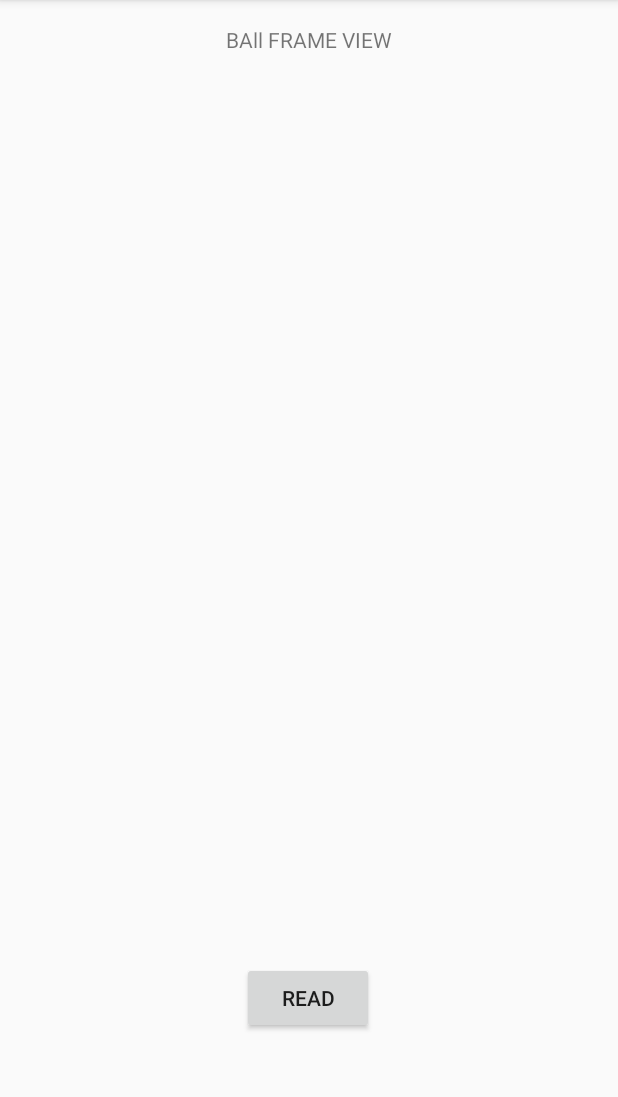
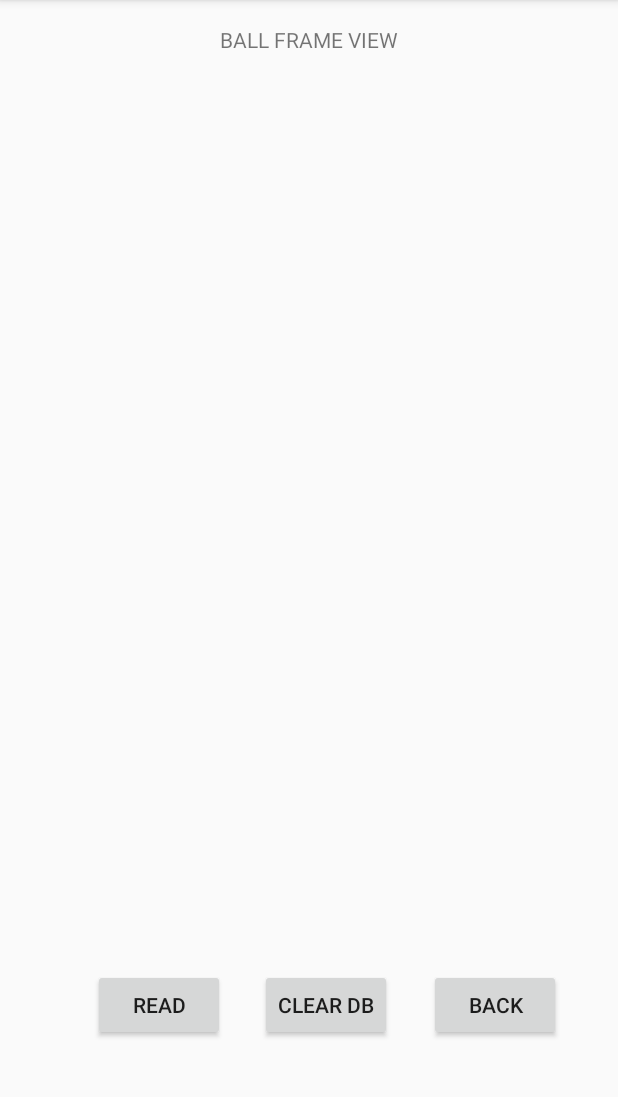
Before and after one commit to varounhanooman/CricketScoringApp, an Android app: the BallFrameViewActivity screen opened directly, with no data from a screen before it, after a tap on "READ", on a phone screen of 412 x 824 dp, the part 84-1181 px from its top. Run offline under Robolectric (Android 15) with nearby library versions, the phone set to English and light mode, and no system bars.

```diff
--- a/app/src/main/java/com/example/cricket/BallFrameViewActivity.kt
+++ b/app/src/main/java/com/example/cricket/BallFrameViewActivity.kt
@@ -1,5 +1,6 @@
 package com.example.cricket
 
+import android.content.Intent
 import androidx.appcompat.app.AppCompatActivity
 import android.os.Bundle
 import android.util.Log
@@ -12,6 +13,8 @@ class BallFrameViewActivity : AppCompatActivity() {
 
         val tvResult = findViewById<TextView>(R.id.tvResult)
         val btnRead = findViewById<TextView>(R.id.btnRead)
+        val btnClear = findViewById<TextView>(R.id.btnClear)
+        val btnBack = findViewById<TextView>(R.id.btnBack)
 
         val context = this
         var db = DataBaseHandler(context)
@@ -20,17 +23,28 @@ class BallFrameViewActivity : AppCompatActivity() {
 
             var data = db.readData()
             tvResult.text = ""
-            for (i in 0 until data.size-1){
-                tvResult.append(data.get(i).matchId.toString() + " " +
-                        data.get(i).run.toString() + " " +
-                        data.get(i).batsmanName + " " +
-                        data.get(i).bowlerName + " " +
-                        data.get(i).wicketStatus + " " +
-                        data.get(i).oversBall.toString() + " " +
-                        data.get(i).ballLegalExtra + "\n"
+            for (i in 0 until data.size){
+                tvResult.append(
+                        //"Match: " + data.get(i).matchId.toString() + " " +
+                        "Runs: " + data.get(i).run.toString() + " " +
+                        "Batsman: " + data.get(i).batsmanName + " " +
+                        "Bowler: " + data.get(i).bowlerName + " " +
+                        "Wicket: " + data.get(i).wicketStatus + " " +
+                        "Overs: " + data.get(i).oversBall.toString() + " "
+                        //+ "illegal: " + data.get(i).ballLegalExtra + "\n"
                 )
             }
 
         }
+
+        btnClear.setOnClickListener{
+            db.deleteData()
+            btnRead.performClick()
+        }
+
+        btnBack.setOnClickListener{
+            val intent = Intent(this, MainActivity::class.java)
+            startActivity(intent)
+        }
     }
 }
--- a/app/src/main/java/com/example/cricket/MainActivity.kt
+++ b/app/src/main/java/com/example/cricket/MainActivity.kt
@@ -63,7 +63,8 @@ class MainActivity : AppCompatActivity() {
         fun btnRunsClickService(btnValue: Int) {
             ballFrameList.add(BallDataFrame(1,btnValue,"John", "Gayle", "not_out", 0.1f, "le"))
             var db = DataBaseHandler(context)
-            db.insertData(ballFrameList.last())
+            //db.insertData(ballFrameList.last())
+            db.insertData(BallDataFrame(1,btnValue,"John", "Gayle", "not_out", 0.1f, "le"))
             textScore.text = (textScore.text.toString().toInt() + ballFrameList.last().run).toString()
             textRawScore.text = textRawScore.text.toString() + btnValue.toString()
             globalNumBalls = globalNumBalls.inc()
--- a/app/src/main/res/layout/activity_ball_frame_view.xml
+++ b/app/src/main/res/layout/activity_ball_frame_view.xml
@@ -10,7 +10,7 @@
         android:id="@+id/testText"
         android:layout_width="wrap_content"
         android:layout_height="wrap_content"
-        android:text="BAll FRAME VIEW"
+        android:text="BALL FRAME VIEW"
         app:layout_constraintBottom_toBottomOf="parent"
         app:layout_constraintLeft_toLeftOf="parent"
         app:layout_constraintRight_toRightOf="parent"
@@ -39,9 +39,34 @@
         android:layout_height="wrap_content"
         android:text="READ"
         app:layout_constraintBottom_toBottomOf="parent"
-        app:layout_constraintHorizontal_bias="0.498"
+        app:layout_constraintHorizontal_bias="0.191"
         app:layout_constraintLeft_toLeftOf="parent"
         app:layout_constraintRight_toRightOf="parent"
         app:layout_constraintTop_toTopOf="parent"
-        app:layout_constraintVertical_bias="0.891" />
+        app:layout_constraintVertical_bias="0.897" />
+
+    <Button
+        android:id="@+id/btnClear"
+        android:layout_width="wrap_content"
+        android:layout_height="wrap_content"
+        android:text="CLEAR DB"
+        app:layout_constraintBottom_toBottomOf="parent"
+        app:layout_constraintHorizontal_bias="0.535"
+        app:layout_constraintLeft_toLeftOf="parent"
+        app:layout_constraintRight_toRightOf="parent"
+        app:layout_constraintTop_toTopOf="parent"
+        app:layout_constraintVertical_bias="0.897" />
+
+    <Button
+        android:id="@+id/btnBack"
+        android:layout_width="wrap_content"
+        android:layout_height="wrap_content"
+        android:text="Back"
+        app:layout_constraintBottom_toBottomOf="parent"
+        app:layout_constraintHorizontal_bias="0.882"
+        app:layout_constraintLeft_toLeftOf="parent"
+        app:layout_constraintRight_toRightOf="parent"
+        app:layout_constraintTop_toTopOf="parent"
+        app:layout_constraintVertical_bias="0.897" />
+
 </androidx.constraintlayout.widget.ConstraintLayout>
```
Also changed, not shown: app/src/main/java/com/example/cricket/DataBaseHandler.kt (+23 -0 lines).
